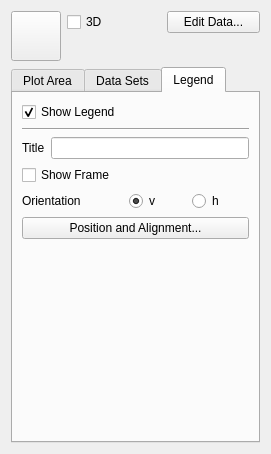
First picture: the form in kchart/shape/ChartConfigWidget.ui, repository KDE/koffice-chartingshape, before the edit.
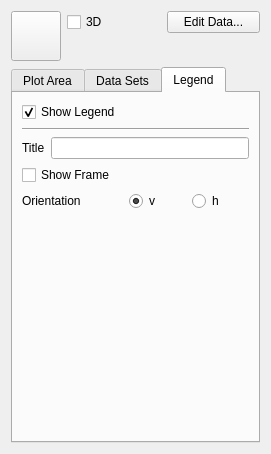
Second picture: the form after the edit. The open tabs and pages were chosen to show the change. Icons and pictures are not drawn. Custom widgets are drawn as their Qt base class.

Commit message: Remove unimplement button in legend tab.

What changed in the file:
```diff
--- a/kchart/shape/ChartConfigWidget.ui
+++ b/kchart/shape/ChartConfigWidget.ui
@@ -590,14 +590,7 @@
          </property>
         </widget>
        </item>
-       <item row="5" column="0" colspan="4" >
-        <widget class="QPushButton" name="pushButton_3" >
-         <property name="text" >
-          <string>Position and Alignment...</string>
-         </property>
-        </widget>
-       </item>
-       <item row="6" column="0" colspan="2" >
+       <item row="5" column="0" colspan="2">
         <spacer>
          <property name="orientation" >
           <enum>Qt::Vertical</enum>
```
Left out of the diff: 469 changed lines with no effect on the pictures.
